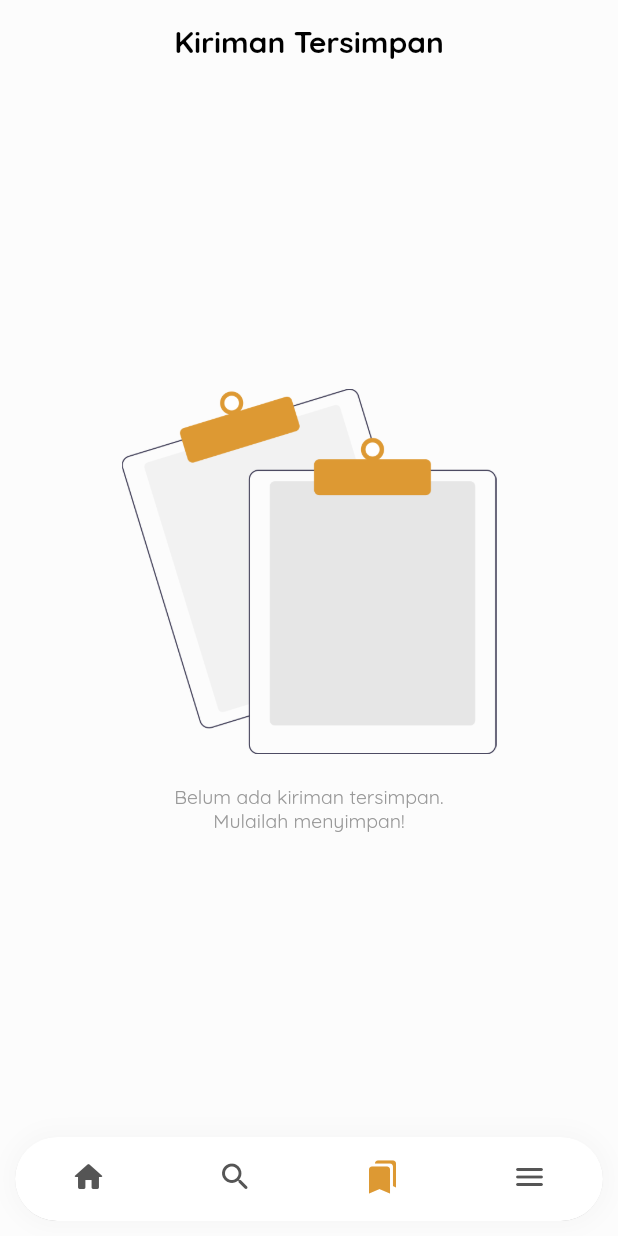
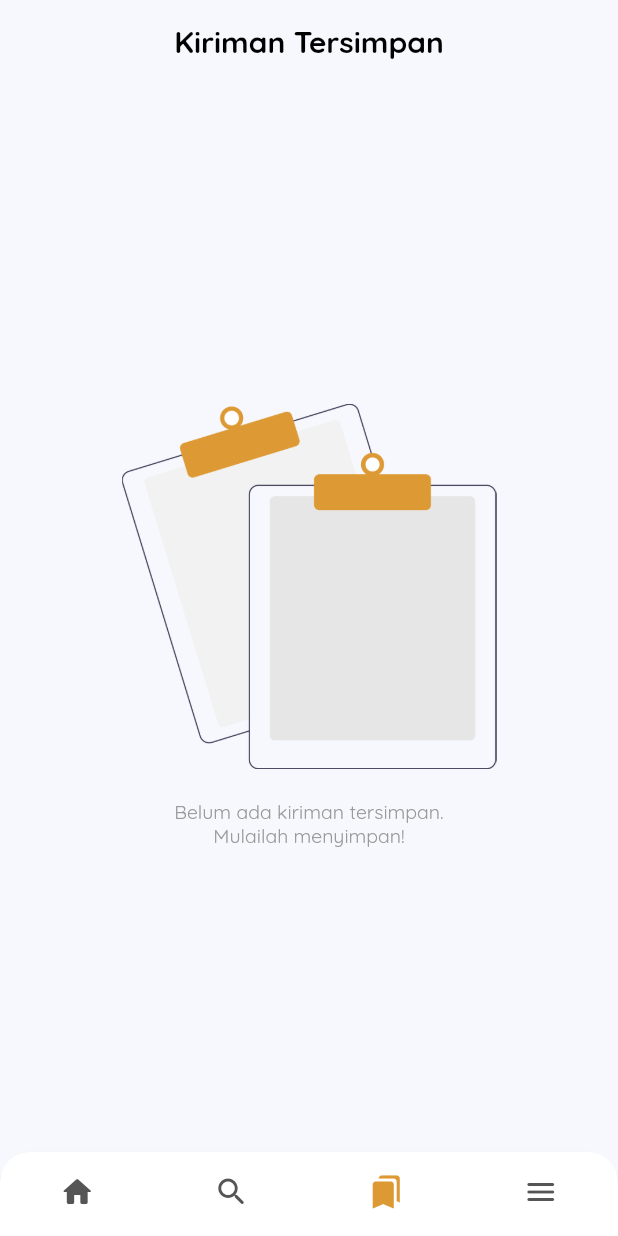
Before and after one commit to KweeksNews/news_flutter, a Flutter app: the screen it shows after launch, item 3 of the bottom bar chosen, on a phone screen of 412 x 824 dp. Run offline on Flutter 3.47's test engine with Material 2 defaults, Android fonts, the phone set to English and light mode, and no system bars; our stand-ins replace dartz, dio, email_validator, equatable, firebase_analytics, firebase_core and 15 more; missing offline and left inert: dio_http_cache; accounts and stored records are empty; generated files the repository leaves out were written again; project files that could hold a hidden picture were left out.

Commit message:
Update navbar
Signed-off-by: Ahmad Rulim <mfalkia342@gmail.com>

```diff
--- a/lib/core/config/theme.dart
+++ b/lib/core/config/theme.dart
@@ -3,7 +3,7 @@ import 'package:flutter/material.dart';
 
 final ThemeData lightTheme = ThemeData(
   primaryColor: const Color(0xFF000000),
-  canvasColor: const Color(0xFFFCFCFC),
+  canvasColor: const Color(0xFFF6F8FD),
   accentColor: const Color(0xFFDD9933),
   buttonColor: const Color(0x99000000),
   iconTheme: const IconThemeData(
@@ -12,7 +12,7 @@ final ThemeData lightTheme = ThemeData(
   fontFamily: 'Quicksand',
   appBarTheme: const AppBarTheme(
     brightness: Brightness.dark,
-    color: Color(0xFFFCFCFC),
+    color: Color(0xFFF6F8FD),
   ),
   tabBarTheme: const TabBarTheme(
     unselectedLabelColor: Color(0xFFAAAAAA),
--- a/lib/features/bottom_navbar/presentation/screen/bottom_navbar.dart
+++ /dev/null
@@ -1,112 +0,0 @@
-/*
- * Copyright (C) 2021  Ahmad Rulim
- *
- * This file is part of Flutter WordPress.
- *
- * Flutter WordPress is free software: you can redistribute it and/or modify
- * it under the terms of the GNU General Public License as published by
- * the Free Software Foundation, either version 3 of the License, or
- * (at your option) any later version.
- *
- * Flutter WordPress is distributed in the hope that it will be useful,
- * but WITHOUT ANY WARRANTY; without even the implied warranty of
- * MERCHANTABILITY or FITNESS FOR A PARTICULAR PURPOSE.  See the
- * GNU General Public License for more details.
- *
- * You should have received a copy of the GNU General Public License
- * along with Flutter WordPress.  If not, see <https://www.gnu.org/licenses/>.
- *
- * @license GPL-3.0-or-later <https://spdx.org/licenses/GPL-3.0-or-later.html>
- */
-
-import 'package:flutter/material.dart';
-
-import '../../../contents/presentation/screens/contents.dart';
-import '../../../saved_posts/presentation/screen/saved_posts.dart';
-import '../../../search/presentation/screen/search.dart';
-import '../../../settings/presentation/screen/settings.dart';
-
-class Home extends StatefulWidget {
-  @override
-  _HomeState createState() => _HomeState();
-}
-
-class _HomeState extends State<Home> {
-  final List<Widget> _widgetOptions = [
-    const Content(),
-    const Search(),
-    const SavedPosts(),
-    const Settings(),
-  ];
-  int _selectedIndex = 0;
-
-  void _onItemTapped(int index) {
-    setState(() {
-      _selectedIndex = index;
-    });
-  }
-
-  @override
-  Widget build(BuildContext context) {
-    return Scaffold(
-      body: Center(
-        child: _widgetOptions.elementAt(_selectedIndex),
-      ),
-      bottomNavigationBar: Container(
-        color: Theme.of(context).canvasColor,
-        child: Container(
-          padding: const EdgeInsets.all(10),
-          decoration: BoxDecoration(
-            borderRadius: const BorderRadius.all(
-              Radius.circular(40),
-            ),
-            boxShadow: [
-              BoxShadow(
-                color: Theme.of(context).cardTheme.shadowColor!,
-                blurRadius: 10,
-                spreadRadius: -5,
-              ),
-            ],
-          ),
-          child: ClipRRect(
-            borderRadius: const BorderRadius.all(
-              Radius.circular(40),
-            ),
-            child: BottomNavigationBar(
-              backgroundColor:
-                  Theme.of(context).bottomNavigationBarTheme.backgroundColor,
-              selectedItemColor:
-                  Theme.of(context).bottomNavigationBarTheme.selectedItemColor,
-              unselectedItemColor: Theme.of(context)
-                  .bottomNavigationBarTheme
-                  .unselectedItemColor,
-              showSelectedLabels: false,
-              showUnselectedLabels: false,
-              items: const <BottomNavigationBarItem>[
-                BottomNavigationBarItem(
-                  icon: Icon(Icons.home_rounded),
-                  label: 'Beranda',
-                ),
-                BottomNavigationBarItem(
-                  icon: Icon(Icons.search_rounded),
-                  label: 'Cari',
-                ),
-                BottomNavigationBarItem(
-                  icon: Icon(Icons.bookmarks_rounded),
-                  label: 'Kiriman Tersimpan',
-                ),
-                BottomNavigationBarItem(
-                  icon: Icon(Icons.menu_rounded),
-                  label: 'Pengaturan',
-                ),
-              ],
-              currentIndex: _selectedIndex,
-              onTap: _onItemTapped,
-              type: BottomNavigationBarType.fixed,
-            ),
-          ),
-        ),
-      ),
-    );
-  }
-}
--- /dev/null
+++ b/lib/features/navbar/presentation/notifier/navbar_notifier.dart
@@ -0,0 +1,33 @@
+/*
+ * Copyright (C) 2021  Ahmad Rulim
+ *
+ * This file is part of Flutter WordPress.
+ *
+ * Flutter WordPress is free software: you can redistribute it and/or modify
+ * it under the terms of the GNU General Public License as published by
+ * the Free Software Foundation, either version 3 of the License, or
+ * (at your option) any later version.
+ *
+ * Flutter WordPress is distributed in the hope that it will be useful,
+ * but WITHOUT ANY WARRANTY; without even the implied warranty of
+ * MERCHANTABILITY or FITNESS FOR A PARTICULAR PURPOSE.  See the
+ * GNU General Public License for more details.
+ *
+ * You should have received a copy of the GNU General Public License
+ * along with Flutter WordPress.  If not, see <https://www.gnu.org/licenses/>.
+ *
+ * @license GPL-3.0-or-later <https://spdx.org/licenses/GPL-3.0-or-later.html>
+ */
+
+import 'package:flutter_riverpod/flutter_riverpod.dart';
+import 'package:injectable/injectable.dart';
+
+@lazySingleton
+class NavBarNotifier extends StateNotifier<int> {
+  NavBarNotifier() : super(0);
+
+  // ignore: use_setters_to_change_properties
+  void setScreen(int index) {
+    state = index;
+  }
+}
--- /dev/null
+++ b/lib/features/navbar/presentation/notifier/notifier.dart
@@ -0,0 +1,22 @@
+/*
+ * Copyright (C) 2021  Ahmad Rulim
+ *
+ * This file is part of Flutter WordPress.
+ *
+ * Flutter WordPress is free software: you can redistribute it and/or modify
+ * it under the terms of the GNU General Public License as published by
+ * the Free Software Foundation, either version 3 of the License, or
+ * (at your option) any later version.
+ *
+ * Flutter WordPress is distributed in the hope that it will be useful,
+ * but WITHOUT ANY WARRANTY; without even the implied warranty of
+ * MERCHANTABILITY or FITNESS FOR A PARTICULAR PURPOSE.  See the
+ * GNU General Public License for more details.
+ *
+ * You should have received a copy of the GNU General Public License
+ * along with Flutter WordPress.  If not, see <https://www.gnu.org/licenses/>.
+ *
+ * @license GPL-3.0-or-later <https://spdx.org/licenses/GPL-3.0-or-later.html>
+ */
+
+export 'navbar_notifier.dart';
--- /dev/null
+++ b/lib/features/navbar/presentation/screen/navbar.dart
@@ -0,0 +1,111 @@
+/*
+ * Copyright (C) 2021  Ahmad Rulim
+ *
+ * This file is part of Flutter WordPress.
+ *
+ * Flutter WordPress is free software: you can redistribute it and/or modify
+ * it under the terms of the GNU General Public License as published by
+ * the Free Software Foundation, either version 3 of the License, or
+ * (at your option) any later version.
+ *
+ * Flutter WordPress is distributed in the hope that it will be useful,
+ * but WITHOUT ANY WARRANTY; without even the implied warranty of
+ * MERCHANTABILITY or FITNESS FOR A PARTICULAR PURPOSE.  See the
+ * GNU General Public License for more details.
+ *
+ * You should have received a copy of the GNU General Public License
+ * along with Flutter WordPress.  If not, see <https://www.gnu.org/licenses/>.
+ *
+ * @license GPL-3.0-or-later <https://spdx.org/licenses/GPL-3.0-or-later.html>
+ */
+
+import 'package:flutter/material.dart';
+import 'package:flutter_riverpod/flutter_riverpod.dart';
+
+import '../../../../providers.dart';
+import '../../../contents/presentation/screens/contents.dart';
+import '../../../saved_posts/presentation/screen/saved_posts.dart';
+import '../../../search/presentation/screen/search.dart';
+import '../../../settings/presentation/screen/settings.dart';
+
+class NavBar extends StatelessWidget {
+  final List<Widget> _screen = [
+    const Content(),
+    const Search(),
+    const SavedPosts(),
+    const Settings(),
+  ];
+
+  NavBar();
+
+  @override
+  Widget build(BuildContext context) {
+    return Consumer(
+      builder: (context, watch, child) {
+        final int index = watch(navBarProvider);
+
+        return Scaffold(
+          body: Center(
+            child: _screen.elementAt(index),
+          ),
+          bottomNavigationBar: Container(
+            decoration: BoxDecoration(
+              borderRadius: const BorderRadius.only(
+                topLeft: Radius.circular(20),
+                topRight: Radius.circular(20),
+              ),
+              boxShadow: [
+                BoxShadow(
+                  color: Theme.of(context).cardTheme.shadowColor!,
+                  blurRadius: 10,
+                  spreadRadius: -5,
+                ),
+              ],
+            ),
+            child: ClipRRect(
+              borderRadius: const BorderRadius.only(
+                topLeft: Radius.circular(20),
+                topRight: Radius.circular(20),
+              ),
+              child: BottomNavigationBar(
+                backgroundColor: Theme.of(context)
+                    .bottomNavigationBarTheme
+                    .backgroundColor,
+                selectedItemColor: Theme.of(context)
+                    .bottomNavigationBarTheme
+                    .selectedItemColor,
+                unselectedItemColor: Theme.of(context)
+                    .bottomNavigationBarTheme
+                    .unselectedItemColor,
+                showSelectedLabels: false,
+                showUnselectedLabels: false,
+                items: const <BottomNavigationBarItem>[
+                  BottomNavigationBarItem(
+                    icon: Icon(Icons.home_rounded),
+                    label: 'Beranda',
+                  ),
+                  BottomNavigationBarItem(
+                    icon: Icon(Icons.search_rounded),
+                    label: 'Cari',
+                  ),
+                  BottomNavigationBarItem(
+                    icon: Icon(Icons.bookmarks_rounded),
+                    label: 'Kiriman Tersimpan',
+                  ),
+                  BottomNavigationBarItem(
+                    icon: Icon(Icons.menu_rounded),
+                    label: 'Pengaturan',
+                  ),
+                ],
+                currentIndex: index,
+                onTap: (index) =>
+                    context.read(navBarProvider.notifier).setScreen(index),
+                type: BottomNavigationBarType.fixed,
+              ),
+            ),
+          ),
+        );
+      },
+    );
+  }
+}
--- a/lib/main.dart
+++ b/lib/main.dart
@@ -28,7 +28,7 @@ import 'package:flutter_localizations/flutter_localizations.dart';
 import 'package:flutter_riverpod/flutter_riverpod.dart';
 
 import 'core/config/theme.dart';
-import 'features/bottom_navbar/presentation/screen/bottom_navbar.dart';
+import 'features/navbar/presentation/screen/navbar.dart';
 import 'injection.dart';
 import 'providers.dart';
 
@@ -38,19 +38,19 @@ Future<void> main() async {
   await configureDependencies();
   runApp(
     const ProviderScope(
-      child: MainApp(),
+      child: App(),
     ),
   );
 }
 
-class MainApp extends StatefulWidget {
-  const MainApp();
+class App extends StatefulWidget {
+  const App();
 
   @override
-  _MainAppState createState() => _MainAppState();
+  _AppState createState() => _AppState();
 }
 
-class _MainAppState extends State<MainApp> {
+class _AppState extends State<App> {
   final FirebaseAnalytics analytics = FirebaseAnalytics();
 
   @override
@@ -88,7 +88,7 @@ class _MainAppState extends State<MainApp> {
           navigatorObservers: [
             FirebaseAnalyticsObserver(analytics: analytics),
           ],
-          home: Home(),
+          home: NavBar(),
         );
       },
     );
--- a/lib/providers.dart
+++ b/lib/providers.dart
@@ -24,13 +24,16 @@ import 'package:flutter_riverpod/flutter_riverpod.dart';
 
 import 'features/comments/presentation/notifier/notifier.dart';
 import 'features/contents/presentation/notifier/notifier.dart';
+import 'features/navbar/presentation/notifier/navbar_notifier.dart';
 import 'features/saved_posts/presentation/notifier/notifier.dart';
 import 'features/search/presentation/notifier/notifier.dart';
 import 'features/settings/presentation/notifier/notifier.dart';
 import 'features/single_post/presentation/notifier/notifier.dart';
 import 'injection.dart';
 
-// TODO implement all provider
+final navBarProvider = StateNotifierProvider<NavBarNotifier, int>(
+  (ref) => getIt<NavBarNotifier>(),
+);
 
 final contentsProvider = StateNotifierProvider<ContentsNotifier, ContentsState>(
   (ref) => getIt<ContentsNotifier>(),
@@ -41,8 +44,7 @@ final relatedPostsProvider =
   (ref) => getIt<RelatedPostsNotifier>(),
 );
 
-final savedPostProvider =
-    StateNotifierProvider<SavedPostNotifier, bool>(
+final savedPostProvider = StateNotifierProvider<SavedPostNotifier, bool>(
   (ref) => getIt<SavedPostNotifier>(),
 );
 
@@ -50,7 +52,8 @@ final commentsProvider = StateNotifierProvider<CommentsNotifier, CommentsState>(
   (ref) => getIt<CommentsNotifier>(),
 );
 
-final searchProvider = StateNotifierProvider.autoDispose<SearchNotifier, SearchState>(
+final searchProvider =
+    StateNotifierProvider.autoDispose<SearchNotifier, SearchState>(
   (ref) => getIt<SearchNotifier>(),
 );
 
```
Also changed, not shown: lib/core/datasources/databases/database_utils.g.dart, lib/injection.config.dart.
